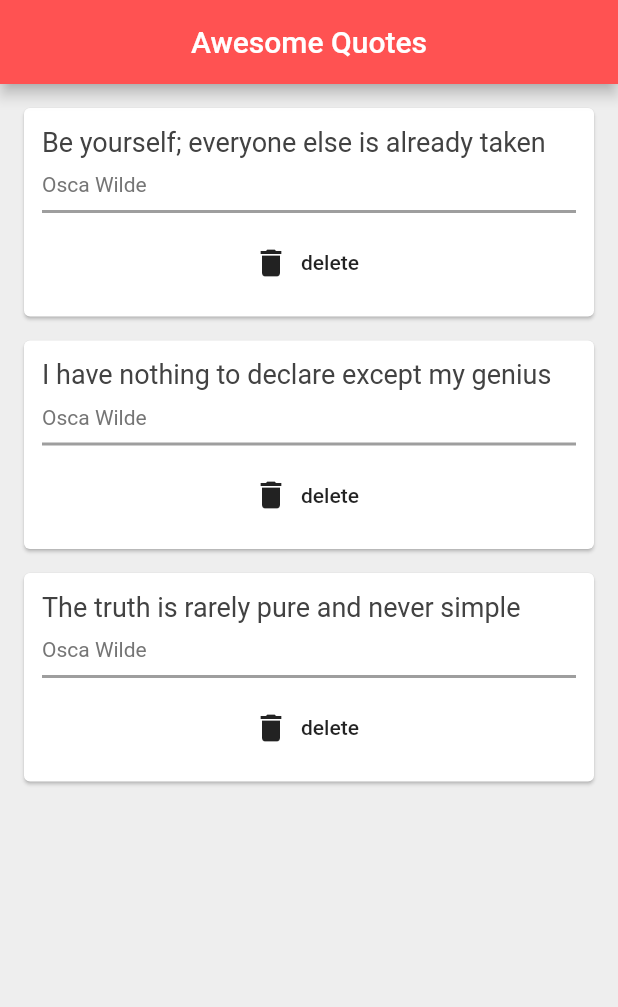
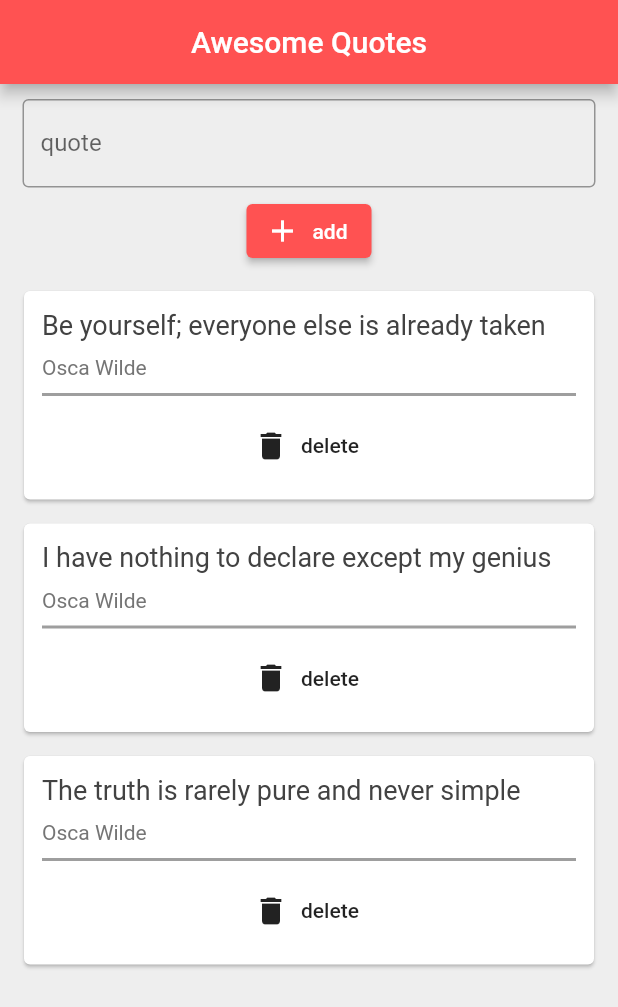
Before and after one commit to MLesky/World-Time-App, a Flutter app: the screen it shows after launch, on a phone screen of 412 x 824 dp. Shown: the top 1007 px of the screen. Run offline on Flutter 3.47's test engine with Material 2 defaults, Android fonts, the light colour scheme and no system bars.

Commit message:
qoutes: add and delete quotes

```diff
--- a/My app/myapp/lib/main.dart
+++ b/My app/myapp/lib/main.dart
@@ -20,6 +20,15 @@ class _HomeState extends State<Home> {
     Quote(text: 'I have nothing to declare except my genius', author: 'Osca Wilde'),
     Quote(text: 'The truth is rarely pure and never simple', author: 'Osca Wilde'),
   ];
+  String errorMessage = '';
+  late TextEditingController quoteInputField;
+
+  @override
+  void initState() {
+    super.initState();
+    quoteInputField = TextEditingController();
+  }
+
   @override
   Widget build(BuildContext context) {
     return Scaffold(
@@ -29,7 +38,61 @@ class _HomeState extends State<Home> {
         centerTitle: true,
         backgroundColor: Colors.redAccent,
       ),
-      body: Column(
+      body: ListView(
+        children: [
+            Padding(
+              padding: const EdgeInsets.fromLTRB(15.0, 10.0, 15.0, 0.0),
+              child: Column(
+              children: [
+                  TextField(
+                    controller: quoteInputField,
+                    decoration: const InputDecoration(
+                      border: OutlineInputBorder(),
+                      labelText: 'quote',
+                    ),
+                    onChanged: (e){
+                      if(quoteInputField.text.isEmpty){
+                        setState((){
+                          errorMessage = "Quote cannot be empty";
+                        });
+                      } else {
+                        setState((){
+                          errorMessage = "";
+                        });
+                      }
+                    },
+                  ),
+                if(errorMessage.isNotEmpty)
+                Text(
+                  errorMessage,
+                  style: TextStyle(
+                    color: Colors.red[800],
+                    fontWeight: FontWeight.bold,
+                    letterSpacing: 1.0,
+                  ),
+                ),
+                const SizedBox(height: 5.0,),
+                ElevatedButton.icon(
+                    onPressed: (){
+                      String newQuoteText = quoteInputField.text;
+                      if(newQuoteText.isNotEmpty) {
+                        Quote newQuote = Quote(text: newQuoteText, author: 'Mbah Lesky');
+                        setState(() {
+                          quotes.add(newQuote);
+                        });
+                        print("\"$newQuoteText\" by Mbah Lesky has been added");
+                      }
+                    },
+                    icon: const Icon(Icons.add),
+                    label: const Text('add'),
+                    style: ButtonStyle(
+                      backgroundColor: MaterialStateProperty.all(Colors.redAccent),
+                    ),
+                  ),
+                ],
+              ),
+            ),
+            Column(
               children: quotes.map((quote) => QuoteCard(
                   quote: quote,
                   delete: () {
@@ -40,6 +103,14 @@ class _HomeState extends State<Home> {
                   }
               )).toList(),
             ),
+        ],
+      ),
     );
   }
+
+  @override
+  void dispose() {
+    quoteInputField.dispose();
+    super.dispose();
   }
+}
```
Lines whose indentation alone changed are shown as unchanged.
